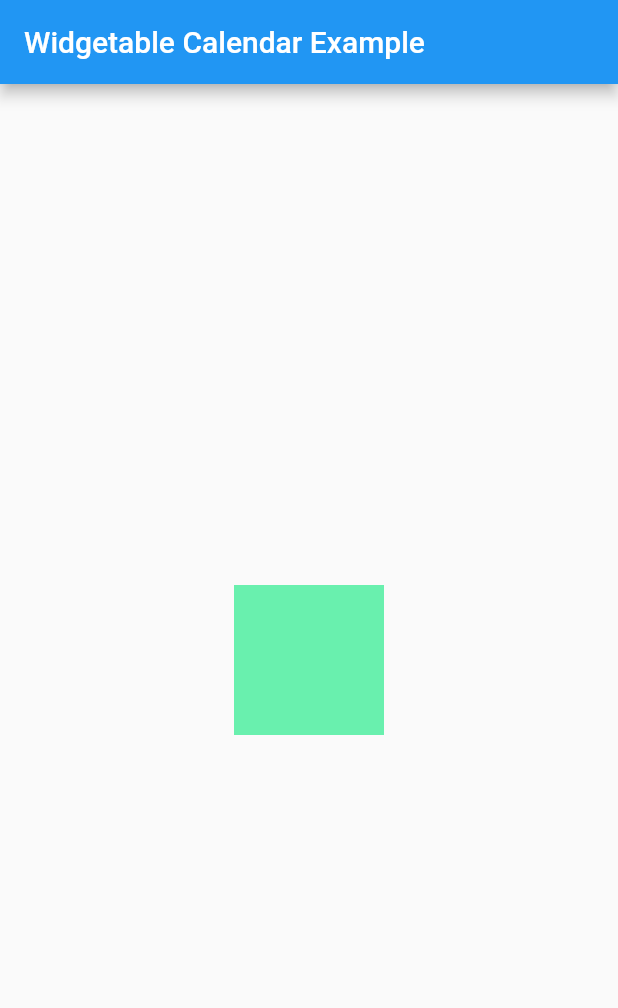
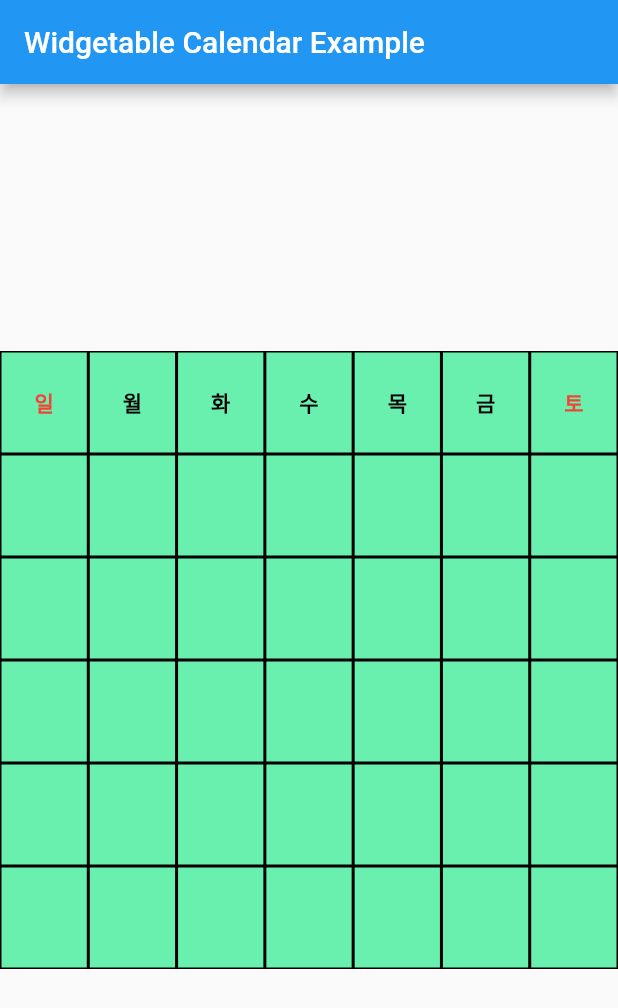
Before and after one commit to wangjh789/widgetable_calendar, a Flutter app: the screen it shows after launch, on a phone screen of 412 x 824 dp. Shown: the top 1008 px of the screen. Run offline on Flutter 3.47's test engine with Material 2 defaults, Android fonts, the phone set to English and light mode, and no system bars.

Commit message:
prepare merge

```diff
--- a/example/lib/main.dart
+++ b/example/lib/main.dart
@@ -29,7 +29,6 @@ class MyHomePage extends StatefulWidget {
 }
 
 class _MyHomePageState extends State<MyHomePage> {
-
   @override
   void initState() {
     super.initState();
@@ -42,7 +41,12 @@ class _MyHomePageState extends State<MyHomePage> {
         title: Text(widget.title),
       ),
       body: Center(
-        child: WidgetableCalendar(holidays: [],backgroundColor: Colors.greenAccent,),
+        child: WidgetableCalendar(
+          holidays: [],
+          backgroundColor: Colors.greenAccent,
+          height: MediaQuery.of(context).size.height * 0.5,
+          width: MediaQuery.of(context).size.width,
+        ),
       ),
     );
   }
--- a/lib/widgetable_calendar.dart
+++ b/lib/widgetable_calendar.dart
@@ -4,50 +4,92 @@ import 'package:flutter/material.dart';
 import 'package:flutter/widgets.dart';
 
 /// A Calculator.
-class WidgetableCalendar extends StatefulWidget{
+class WidgetableCalendar extends StatefulWidget {
   final Color textColor;
   final Color backgroundColor;
   final Color lineColor;
   final List holidays;
-
-
+  final double height;
+  final double width;
 
   WidgetableCalendar(
       {this.textColor = Colors.black,
       this.backgroundColor = Colors.white,
       this.lineColor = Colors.black,
+      this.height,
+      this.width,
       this.holidays})
-  :assert(holidays!=null);
+      : assert(holidays != null),
+        assert(height != null && width != null);
 
   @override
   _WidgetableCalendarState createState() => _WidgetableCalendarState();
 }
 
 class _WidgetableCalendarState extends State<WidgetableCalendar> {
-  int addOne(int value) {
-    // print(widget.textColor);
-    // print(widget.backgroundColor);
-    // print(widget.lineColor);
-    // print(widget.holidays);
-    return value + 1;
+  List weekDays = ['일', '월', '화', '수', '목', '금', '토'];
+  List date = [];
+  @override
+  void initState() {
+    setDate();
+    super.initState();
   }
 
-  int _counter = 0;
-
-
-  void _incrementCounter() {
-    setState(() {
-      // 라이브러리 매소드 사용
-      _counter = _counter+1;
-    });
-  }
 
   @override
   Widget build(BuildContext context) {
     return Container(
-      width: 100,
-      height: 100,
-      color: widget.backgroundColor,
+      width: widget.width,
+      height: widget.height,
+      color: widget.lineColor,
+      child: Column(
+        children: [
+          GridView.builder(
+            shrinkWrap: true,
+            physics: NeverScrollableScrollPhysics(),
+            gridDelegate: SliverGridDelegateWithFixedCrossAxisCount(
+                crossAxisCount: 7,
+                childAspectRatio: (widget.width / 7) / (widget.height / 6)),
+            itemCount: 7,
+            itemBuilder: (context, index) {
+              return Container(
+                color: widget.backgroundColor,
+                margin: EdgeInsets.all(1),
+                child: Center(
+                  child: Text(
+                    weekDays[index],
+                    style: TextStyle(
+                        color: weekDays[index] == '일' || weekDays[index] == '토'
+                            ? Colors.red
+                            : Colors.black,fontWeight: FontWeight.bold),
+                  ),
+                ),
+              );
+            },
+          ),
+          GridView.builder(
+            shrinkWrap: true,
+            physics: NeverScrollableScrollPhysics(),
+            gridDelegate: SliverGridDelegateWithFixedCrossAxisCount(
+                crossAxisCount: 7,
+                childAspectRatio: (widget.width / 7) / (widget.height / 6)),
+            itemCount: 35,
+            itemBuilder: (context, index) {
+              return Container(
+                color: widget.backgroundColor,
+                margin: EdgeInsets.all(1),
+              );
+            },
+          ),
+        ],
+      ),
     );
   }
+
+  void setDate(){
+    DateTime now = DateTime.now();
+    DateTime thisMonth = DateTime.utc(now.year,now.month);
+    // for(int i =0;i<)
+    print(DateTime.utc(now.year,now.month));
+  }
 }
```
